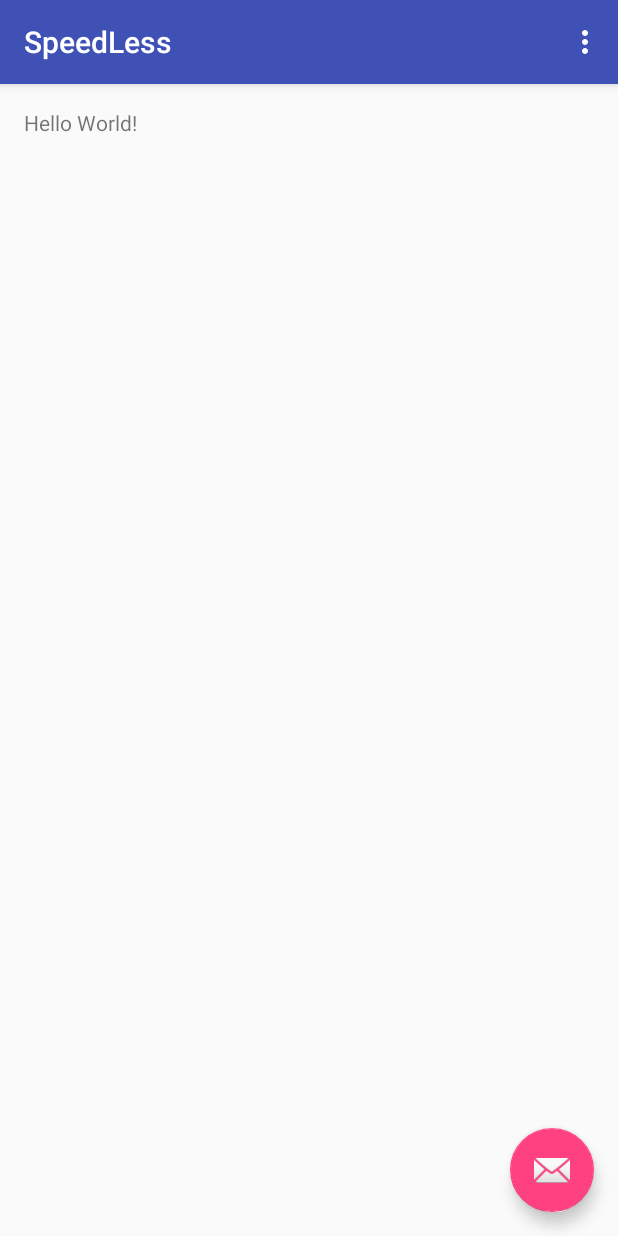
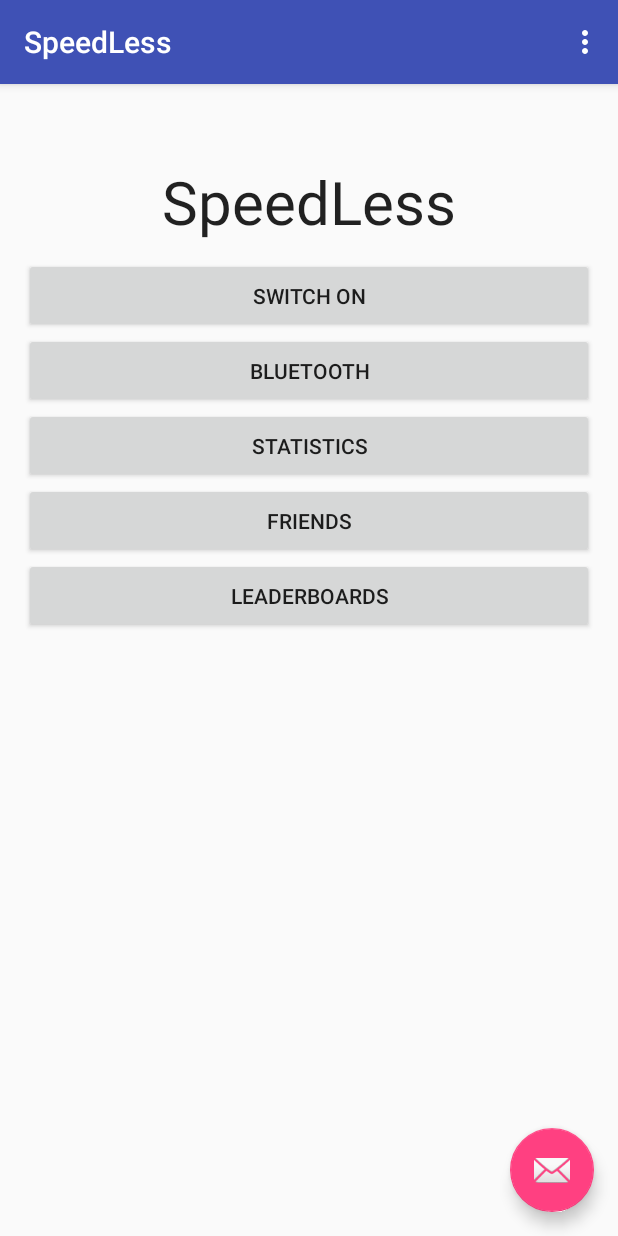
Before and after one commit to OneTrueBears/SpeedLessApp, an Android app: the screen it shows after launch (MainActivity), on a phone screen of 412 x 824 dp. Run offline under Robolectric (Android 15) with nearby library versions, the light colour scheme and no system bars.

Commit message:
Added the base for the app.

```diff
--- a/app/src/main/res/layout/content_main.xml
+++ b/app/src/main/res/layout/content_main.xml
@@ -10,10 +10,96 @@
     android:paddingTop="@dimen/activity_vertical_margin"
     app:layout_behavior="@string/appbar_scrolling_view_behavior"
     tools:context="com.example.bjrnar.speedless.MainActivity"
+
     tools:showIn="@layout/activity_main">
 
     <TextView
         android:layout_width="wrap_content"
         android:layout_height="wrap_content"
-        android:text="Hello World!" />
+        android:textAppearance="?android:attr/textAppearanceLarge"
+        android:text="@string/speedLess"
+        android:textSize="40dp"
+        android:id="@+id/textView"
+        android:layout_alignParentTop="true"
+        android:layout_centerHorizontal="true"
+        android:layout_marginTop="35dp" />
+
+    <TableRow
+        android:id="@+id/tableRow1"
+        android:layout_marginTop="100dp"
+        android:layout_width="match_parent"
+        android:layout_height="50dp"
+        android:layout_alignParentLeft="true"
+        android:layout_alignParentStart="true">
+
+        <Button
+            android:layout_width="match_parent"
+            android:layout_height="match_parent"
+            android:text="@string/swtichButton"
+            android:id="@+id/button1" />
+    </TableRow>
+
+    <TableRow
+        android:id="@+id/tableRow2"
+        android:layout_width="match_parent"
+        android:layout_height="50dp"
+        android:layout_below="@+id/tableRow1"
+        android:layout_alignParentLeft="true"
+        android:layout_alignParentStart="true">
+
+        <Button
+            android:layout_width="match_parent"
+            android:layout_height="match_parent"
+            android:text="@string/bluetoothButton"
+            android:id="@+id/button2" />
+    </TableRow>
+
+    <TableRow
+        android:id="@+id/tableRow3"
+        android:layout_width="match_parent"
+        android:layout_height="50dp"
+        android:layout_below="@+id/tableRow2"
+        android:layout_alignParentLeft="true"
+        android:layout_alignParentStart="true">
+
+        <Button
+            android:layout_width="match_parent"
+            android:layout_height="match_parent"
+            android:text="@string/statisticsButton"
+            android:id="@+id/button3" />
+    </TableRow>
+
+    <TableRow
+        android:id="@+id/tableRow4"
+        android:layout_width="match_parent"
+        android:layout_height="50dp"
+        android:layout_below="@+id/tableRow3"
+        android:layout_alignParentLeft="true"
+        android:layout_alignParentStart="true">
+
+        <Button
+            android:layout_width="match_parent"
+            android:layout_height="match_parent"
+            android:text="@string/friendsButton"
+            android:id="@+id/button4" />
+    </TableRow>
+
+    <TableRow
+        android:id="@+id/tableRow5"
+        android:layout_width="match_parent"
+        android:layout_height="50dp"
+        android:layout_below="@+id/tableRow4"
+        android:layout_alignParentLeft="true"
+        android:layout_alignParentStart="true">
+
+        <Button
+            android:layout_width="match_parent"
+            android:layout_height="match_parent"
+            android:text="@string/leaderboardsButton"
+            android:id="@+id/button5" />
+    </TableRow>
+
+
+
+
 </RelativeLayout>
--- a/app/src/main/res/values/strings.xml
+++ b/app/src/main/res/values/strings.xml
@@ -1,4 +1,10 @@
 <resources>
     <string name="app_name">SpeedLess</string>
     <string name="action_settings">Settings</string>
+    <string name="swtichButton">Switch On</string>
+    <string name="bluetoothButton">Bluetooth</string>
+    <string name="statisticsButton">Statistics</string>
+    <string name="friendsButton">Friends</string>
+    <string name="leaderboardsButton">LeaderBoards</string>
+    <string name="speedLess">SpeedLess</string>
 </resources>
```
